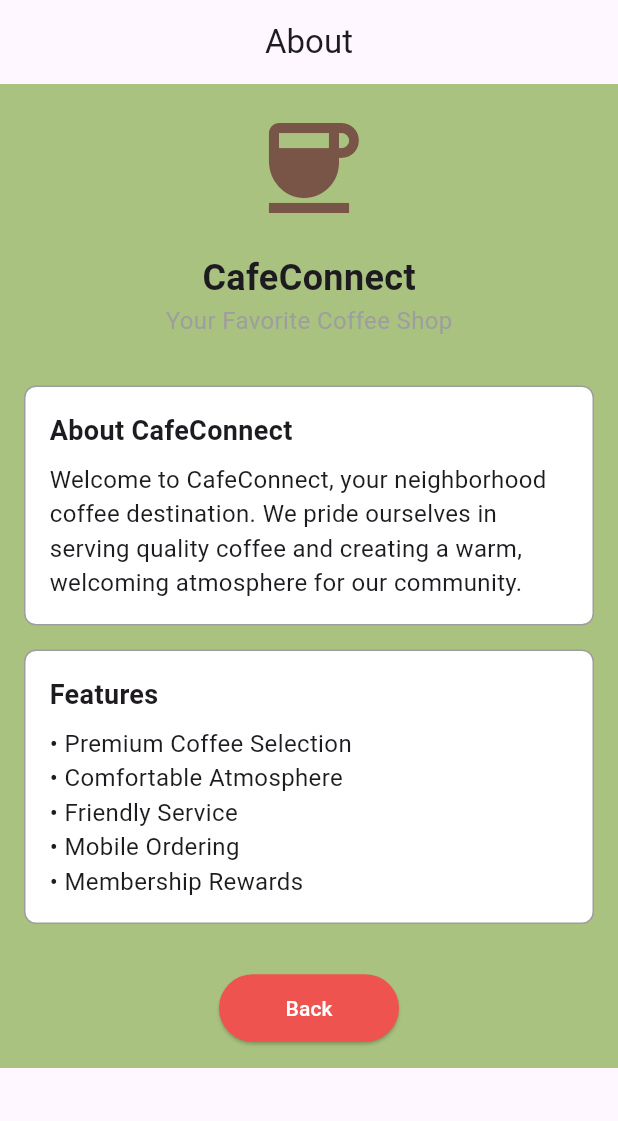
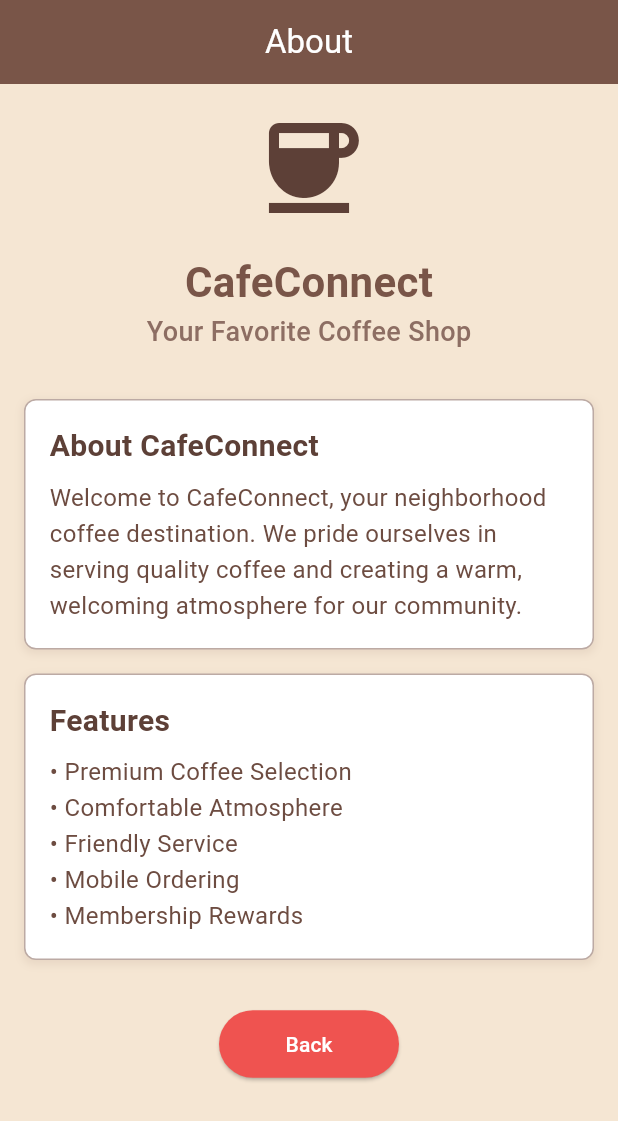
Before and after one commit to nathanG2129/CafeConnect, a Flutter app: the AboutPage screen opened directly, on a phone screen of 412 x 824 dp. Shown: the top 1121 px of the screen. Run offline on Flutter 3.47's test engine with Material 3 defaults, Android fonts, the phone set to English and light mode, and no system bars.

Commit message:
Refactor pages with consistent coffee shop theme and design
- Renamed page_two.dart and page_three.dart to OrderMenuPage and CoffeeGuidePage
- Updated color schemes to use warm, coffee-inspired palette
- Standardized AppBar and background colors across pages
- Improved typography and added subtle design elements
- Removed generic page placeholders and replaced with specific coffee shop content

```diff
--- a/lib/pages/about_page.dart
+++ b/lib/pages/about_page.dart
@@ -6,21 +6,21 @@ class AboutPage extends StatelessWidget {
   @override
   Widget build(BuildContext context) {
     return Scaffold(
+      backgroundColor: const Color(0xFFF5E6D3),
       appBar: AppBar(
-        title: Text("About"),
+        title: const Text("About"),
         centerTitle: true,
         automaticallyImplyLeading: false,
+        backgroundColor: Colors.brown,
+        foregroundColor: Colors.white,
       ),
-      body: Container(
-        color: Color(0xFFA9C280),
-        child: SingleChildScrollView(
-          child: Column(
-            children: [
-              HeaderSection(),
-              InfoSection(),
-              ButtonSection(),
-            ],
-          ),
+      body: SingleChildScrollView(
+        child: Column(
+          children: const [
+            HeaderSection(),
+            InfoSection(),
+            ButtonSection(),
+          ],
         ),
       ),
     );
@@ -38,27 +38,29 @@ class _HeaderSectionState extends State<HeaderSection> {
   @override
   Widget build(BuildContext context) {
     return Container(
-      padding: EdgeInsets.all(16),
+      padding: const EdgeInsets.all(16),
       child: Column(
         children: [
           Icon(
             Icons.coffee,
             size: 80,
-            color: Colors.brown,
+            color: Colors.brown[700],
           ),
-          SizedBox(height: 16),
-          Text(
+          const SizedBox(height: 16),
+          const Text(
             "CafeConnect",
             style: TextStyle(
-              fontSize: 24,
+              fontSize: 28,
               fontWeight: FontWeight.bold,
+              color: Colors.brown,
             ),
           ),
           Text(
             "Your Favorite Coffee Shop",
             style: TextStyle(
-              fontSize: 16,
-              color: Colors.grey,
+              fontSize: 18,
+              color: Colors.brown[400],
+              fontWeight: FontWeight.w500,
             ),
           ),
         ],
@@ -78,7 +80,7 @@ class _InfoSectionState extends State<InfoSection> {
   @override
   Widget build(BuildContext context) {
     return Container(
-      padding: EdgeInsets.all(16),
+      padding: const EdgeInsets.all(16),
       child: Column(
         crossAxisAlignment: CrossAxisAlignment.start,
         children: [
@@ -86,7 +88,7 @@ class _InfoSectionState extends State<InfoSection> {
             "About CafeConnect",
             "Welcome to CafeConnect, your neighborhood coffee destination. We pride ourselves in serving quality coffee and creating a warm, welcoming atmosphere for our community.",
           ),
-          SizedBox(height: 16),
+          const SizedBox(height: 16),
           _buildInfoCard(
             "Features",
             "• Premium Coffee Selection\n• Comfortable Atmosphere\n• Friendly Service\n• Mobile Ordering\n• Membership Rewards",
@@ -99,11 +101,19 @@ class _InfoSectionState extends State<InfoSection> {
   Widget _buildInfoCard(String title, String content) {
     return Container(
       width: double.infinity,
-      padding: EdgeInsets.all(16),
+      padding: const EdgeInsets.all(16),
       decoration: BoxDecoration(
-        border: Border.all(color: Colors.grey),
+        border: Border.all(color: Colors.brown[200]!),
         borderRadius: BorderRadius.circular(8),
-        color: Colors.white, // Ensure readability with a white background
+        color: Colors.white,
+        boxShadow: [
+          BoxShadow(
+            color: Colors.brown.withOpacity(0.1),
+            spreadRadius: 1,
+            blurRadius: 4,
+            offset: const Offset(0, 2),
+          ),
+        ],
       ),
       child: Column(
         crossAxisAlignment: CrossAxisAlignment.start,
@@ -111,14 +121,19 @@ class _InfoSectionState extends State<InfoSection> {
           Text(
             title,
             style: TextStyle(
-              fontSize: 18,
+              fontSize: 20,
               fontWeight: FontWeight.bold,
+              color: Colors.brown[700],
             ),
           ),
-          SizedBox(height: 8),
+          const SizedBox(height: 8),
           Text(
             content,
-            style: TextStyle(fontSize: 16),
+            style: TextStyle(
+              fontSize: 16,
+              color: Colors.brown[600],
+              height: 1.5,
+            ),
           ),
         ],
       ),
@@ -137,17 +152,17 @@ class _ButtonSectionState extends State<ButtonSection> {
   @override
   Widget build(BuildContext context) {
     return Padding(
-      padding: EdgeInsets.all(16),
+      padding: const EdgeInsets.all(16),
       child: ElevatedButton(
         onPressed: () {
           Navigator.pop(context);
         },
         style: ElevatedButton.styleFrom(
-          minimumSize: Size(120, 45),
+          minimumSize: const Size(120, 45),
           backgroundColor: Colors.red[400],
           foregroundColor: Colors.white,
         ),
-        child: Text('Back'),
+        child: const Text('Back'),
       ),
     );
   }
```
Also changed, not shown: lib/pages/coffee_guide.dart (renamed from lib/pages/page_three.dart, +5 -3 lines), lib/pages/home_page.dart (+28 -22 lines), lib/pages/order_menu.dart (renamed from lib/pages/page_two.dart, +5 -3 lines), lib/pages/registration_page.dart (+5 -3 lines).
